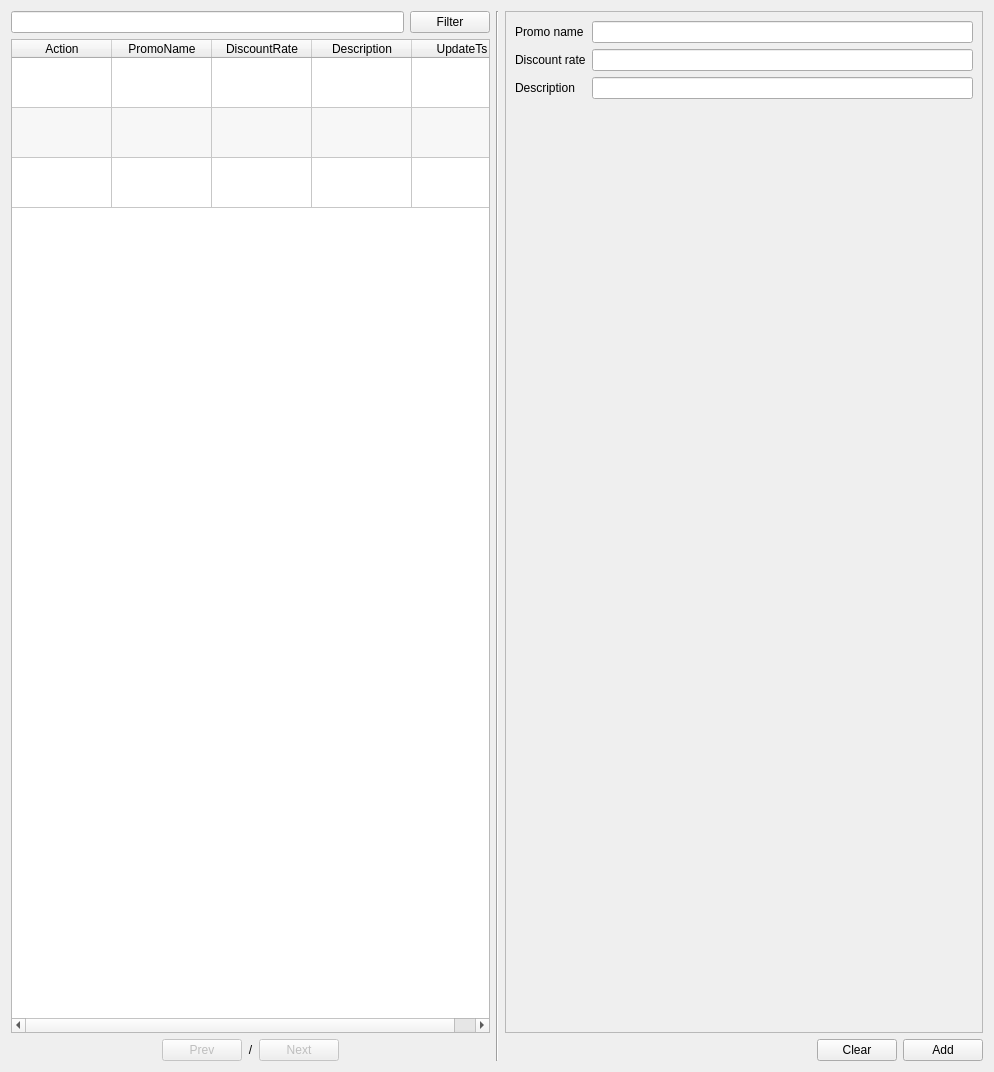
Qt form app/views/templates/ManagePromo.ui (rondalefloyd/mts-pos) before a commit.
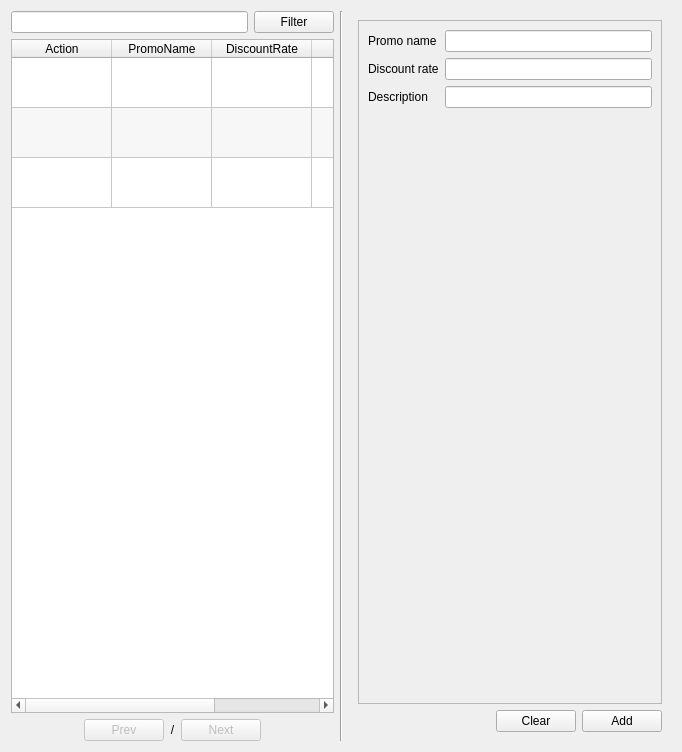
The same form after that commit.

```diff
--- a/app/views/templates/ManagePromo.ui
+++ b/app/views/templates/ManagePromo.ui
@@ -6,8 +6,8 @@
    <rect>
     <x>0</x>
     <y>0</y>
-    <width>994</width>
-    <height>1072</height>
+    <width>682</width>
+    <height>752</height>
    </rect>
   </property>
   <property name="windowTitle">
@@ -174,6 +174,13 @@
     </widget>
    </item>
    <item>
+    <widget class="QFrame" name="">
+     <property name="maximumSize">
+      <size>
+       <width>500</width>
+       <height>16777215</height>
+      </size>
+     </property>
     <layout class="QVBoxLayout" name="verticalLayout_2">
      <item>
       <widget class="QScrollArea" name="scrollArea">
@@ -185,8 +192,8 @@
          <rect>
           <x>0</x>
           <y>0</y>
-          <width>476</width>
-          <height>1019</height>
+           <width>242</width>
+           <height>699</height>
          </rect>
         </property>
         <layout class="QFormLayout" name="formLayout">
@@ -260,6 +267,7 @@
       </layout>
      </item>
     </layout>
+    </widget>
    </item>
   </layout>
  </widget>
```
Lines whose indentation alone changed are shown as unchanged.
